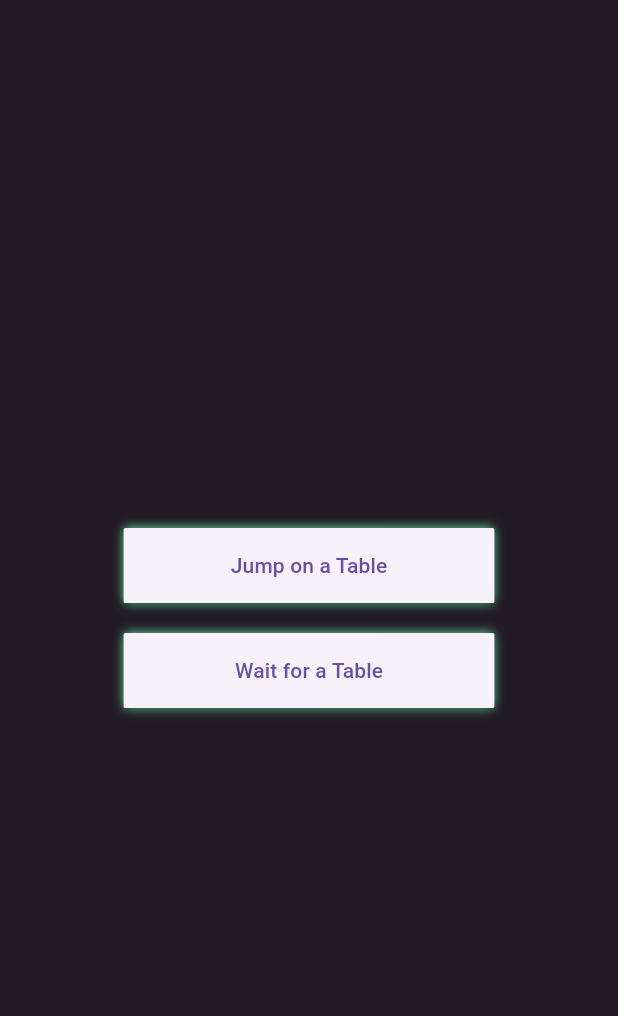
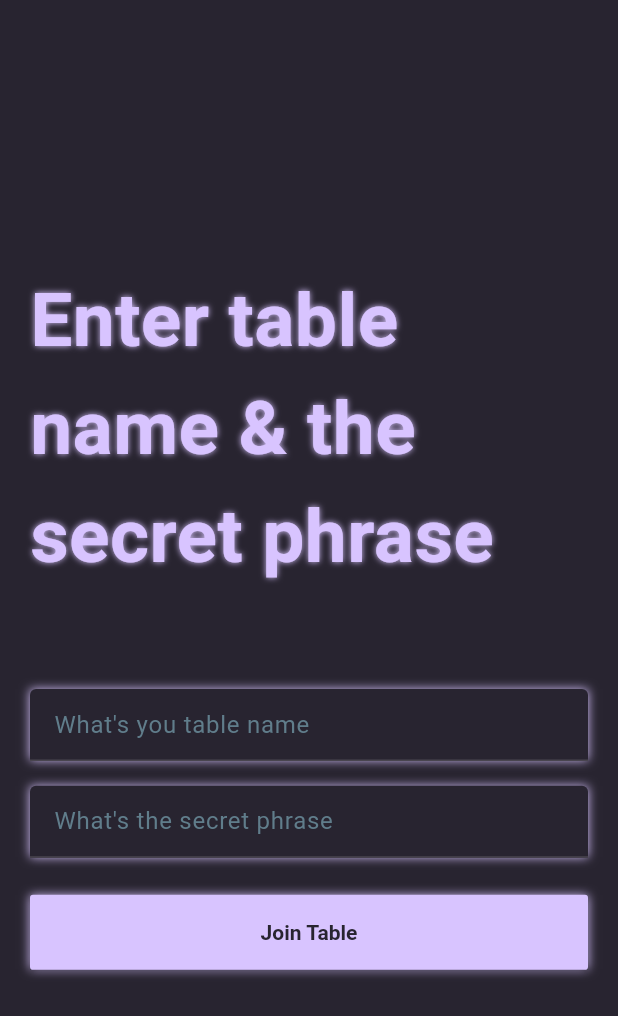
Before and after one commit to Bevs-n-Devs/flutter-cards, a Flutter app: the screen it shows after launch, after a tap on "Jump on a Table", on a phone screen of 412 x 824 dp. Shown: the top 1016 px of the screen. Run offline on Flutter 3.47's test engine with Material 3 defaults, Android fonts, the phone set to English and light mode, and no system bars.

Commit message:
3 screens added to wait, join, or bring a table

```diff
--- a/cards_table/lib/main.dart
+++ b/cards_table/lib/main.dart
@@ -1,4 +1,8 @@
+import "package:cards_table/screens/card_table_screen.dart";
+import "package:cards_table/screens/jump_on_table.dart";
 import "package:cards_table/screens/main_screen.dart";
+import "package:cards_table/screens/bring_table_entry.dart";
+import "package:cards_table/screens/wait_for_table_screen.dart";
 import "package:flutter/material.dart";
 
 
@@ -14,6 +18,10 @@ class MyApp extends StatelessWidget {
       title: "Cards Table App",
       routes: {
         MainScreen.routeName : (context) => const MainScreen(),
+        BringTableScreen.routeName : (context) => const BringTableScreen(),
+        CardTableScreen.routeName : (context) => const CardTableScreen(),
+        JumpOnTableScreen.routeName : (context) => const JumpOnTableScreen(),
+        WaitForTableScreen.routeName : (context) => const WaitForTableScreen()
       },
       home: const MainScreen(),
     );
--- /dev/null
+++ b/cards_table/lib/screens/jump_on_table.dart
@@ -0,0 +1,67 @@
+import 'package:cards_table/responsive/responsive.dart';
+import 'package:cards_table/screens/card_table_screen.dart';
+import 'package:cards_table/utils/colors.dart';
+import 'package:cards_table/widgets/custom_button.dart';
+import 'package:cards_table/widgets/custom_text.dart';
+import 'package:cards_table/widgets/custom_text_fld.dart';
+import 'package:flutter/material.dart';
+import 'package:flutter/widgets.dart';
+
+class JumpOnTableScreen extends StatefulWidget {
+  static String routeName = '/jump-on-table';
+  const JumpOnTableScreen({super.key});
+
+  @override
+  State<JumpOnTableScreen> createState() => _JumpOnTableScreenState();
+}
+
+class _JumpOnTableScreenState extends State<JumpOnTableScreen> {
+  final TextEditingController _nameController = TextEditingController();
+
+  void showCardTable(BuildContext context) {
+    Navigator.pushNamed(context, CardTableScreen.routeName);
+  }
+
+  @override
+  void dispose() {
+    super.dispose();
+    _nameController.dispose();
+  }
+
+  @override
+  Widget build(BuildContext context) {
+    final size = MediaQuery.of(context).size;
+    return Scaffold(
+      backgroundColor: bgColor,
+      body: Responsive(
+        child: Container(
+          margin: const EdgeInsets.symmetric(
+            horizontal: 20
+          ),
+          child: Column(
+            mainAxisAlignment: MainAxisAlignment.center,
+            crossAxisAlignment: CrossAxisAlignment.center,
+            children: [
+              const CustomText(
+                text: "Enter table name & the secret phrase",
+                shadows: [
+                  Shadow(
+                    blurRadius: 5,
+                    color: txtColor1
+                  )
+                ],
+                fontSize: 50
+              ),
+              SizedBox(height: size.height * 0.08),
+              CustomTextFld(controller: _nameController, hintText: "What's you table name"),
+              SizedBox(height: size.height * 0.02),
+              CustomTextFld(controller: _nameController, hintText: "What's the secret phrase"),
+              SizedBox(height: size.height * 0.03),
+              CustomButton(onTap: () => showCardTable(context), text: "Join Table", width: size.width)
+            ],
+          ),
+        ),
+      )
+    );
+  }
+}
--- a/cards_table/lib/screens/main_screen.dart
+++ b/cards_table/lib/screens/main_screen.dart
@@ -1,4 +1,9 @@
 import 'package:cards_table/responsive/responsive.dart';
+import 'package:cards_table/screens/card_table_screen.dart';
+import 'package:cards_table/screens/bring_table_entry.dart';
+import 'package:cards_table/screens/jump_on_table.dart';
+import 'package:cards_table/screens/wait_for_table_screen.dart';
+import 'package:cards_table/utils/colors.dart';
 import 'package:cards_table/widgets/custom_button.dart';
 import 'package:flutter/material.dart';
 
@@ -7,10 +12,22 @@ class MainScreen extends StatelessWidget {
   static String routeName = '/main-screen';
   const MainScreen({super.key});
 
+  void jumpOnTable (BuildContext context) {
+    Navigator.pushNamed(context, JumpOnTableScreen.routeName);
+  }
+
+  void waitForTable (BuildContext context) {
+    Navigator.pushNamed(context, WaitForTableScreen.routeName);
+  }
+
+  void bringTable (BuildContext context) {
+    Navigator.pushNamed(context, BringTableScreen.routeName);
+  }
+
   @override
   Widget build(BuildContext context) {
     return Scaffold(
-        backgroundColor: const Color.fromARGB(255, 33, 26, 36),
+        backgroundColor: bgColor,
         body: Row(
           mainAxisAlignment: MainAxisAlignment.center,
           children: [
@@ -18,9 +35,11 @@ class MainScreen extends StatelessWidget {
               child: Column(
                 mainAxisAlignment: MainAxisAlignment.center,
                 children: [
-                  CustomButton(onTap: () {}, text: "Jump on a Table", width: MediaQuery.of(context).size.width * 0.6),
+                  CustomButton(onTap: () => bringTable(context), text: "Bring a Table", width: MediaQuery.of(context).size.width * 0.6),
                   const SizedBox(height: 20),
-                  CustomButton(onTap: () {}, text: "Wait for a Table", width: MediaQuery.of(context).size.width * 0.6),
+                  CustomButton(onTap: () => jumpOnTable(context), text: "Jump on a Table", width: MediaQuery.of(context).size.width * 0.6),
+                  const SizedBox(height: 20),
+                  CustomButton(onTap: () => waitForTable(context), text: "Wait for a Table", width: MediaQuery.of(context).size.width * 0.6),
                 ],
               ),
             )
--- a/cards_table/lib/utils/colors.dart
+++ b/cards_table/lib/utils/colors.dart
@@ -0,0 +1,5 @@
+import 'package:flutter/material.dart';
+
+const bgColor = Color.fromARGB(255, 40, 36, 48);
+const txtColor1 = Color.fromARGB(255, 216, 196, 255);
+const shadowColor = Colors.greenAccent;
--- a/cards_table/lib/widgets/custom_button.dart
+++ b/cards_table/lib/widgets/custom_button.dart
@@ -1,3 +1,4 @@
+import 'package:cards_table/utils/colors.dart';
 import 'package:flutter/material.dart';
 
 class CustomButton extends StatelessWidget {
@@ -14,7 +15,7 @@ class CustomButton extends StatelessWidget {
       decoration: const BoxDecoration(
         boxShadow: [
           BoxShadow(
-            color: Colors.greenAccent,
+            color: txtColor1,
             blurRadius: 5,
             spreadRadius: 0
           )
@@ -23,8 +24,11 @@ class CustomButton extends StatelessWidget {
       child: ElevatedButton(
         onPressed: onTap,
         style: ElevatedButton.styleFrom(
+          backgroundColor: txtColor1,
+          foregroundColor: bgColor,
           minimumSize: Size(width, 50),
-          shape: RoundedRectangleBorder(borderRadius: BorderRadius.circular(width*.005))
+          shape: RoundedRectangleBorder(borderRadius: BorderRadius.circular(width*.005)),
+          textStyle: const TextStyle(fontWeight: FontWeight.bold)
         ),
         child: Text(text),
         )
--- /dev/null
+++ b/cards_table/lib/widgets/custom_text.dart
@@ -0,0 +1,22 @@
+import 'package:cards_table/utils/colors.dart';
+import 'package:flutter/material.dart';
+
+class CustomText extends StatelessWidget {
+  final List<Shadow> shadows;
+  final String text;
+  final double fontSize;
+  const CustomText({super.key, required this.text, required this.shadows, required this.fontSize});
+
+  @override
+  Widget build(BuildContext context) {
+    return Text(
+      text,
+      style: TextStyle(
+        color: txtColor1,
+        fontWeight: FontWeight.bold,
+        fontSize: fontSize,
+        shadows: shadows
+      ),
+    );
+  }
+}
--- /dev/null
+++ b/cards_table/lib/widgets/custom_text_fld.dart
@@ -0,0 +1,38 @@
+import 'package:cards_table/utils/colors.dart';
+import 'package:flutter/material.dart';
+
+class CustomTextFld extends StatelessWidget {
+  final TextEditingController controller;
+  final String hintText;
+  const CustomTextFld({super.key, required this.controller, required this.hintText});
+
+  @override
+  Widget build(BuildContext context) {
+    return Container(
+      decoration: const BoxDecoration(
+        boxShadow: [
+          BoxShadow(
+            blurRadius: 5,
+            color: txtColor1,
+            spreadRadius: 0
+          )
+        ]
+      ),
+      child: TextField(
+        controller: controller,
+        cursorColor: txtColor1,
+        decoration: InputDecoration(
+          fillColor: bgColor,
+          filled: true,
+
+          focusColor: txtColor1,
+          hintText: hintText,
+          hintStyle: const TextStyle(color: Colors.blueGrey)
+        ),
+        style: const TextStyle(
+          color: txtColor1
+        ),
+      )
+    );
+  }
+}
```
Also changed, not shown: cards_table/lib/screens/bring_table_entry.dart (added, +65 -0 lines), cards_table/lib/screens/card_table_screen.dart (+9 -3 lines), cards_table/lib/screens/wait_for_table_screen.dart (added, +65 -0 lines), cards_table/lib/screens/run_card_table_screen.dart (added).
